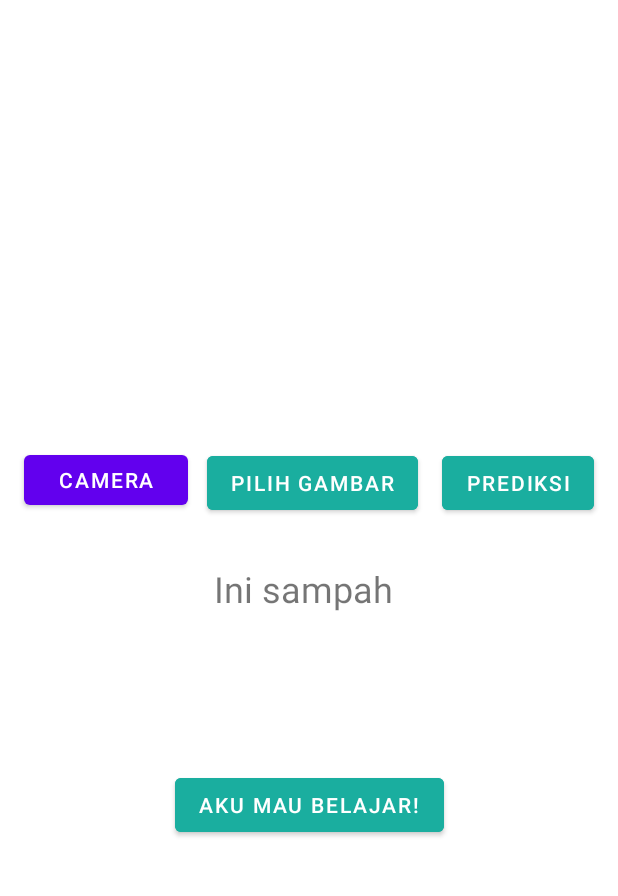
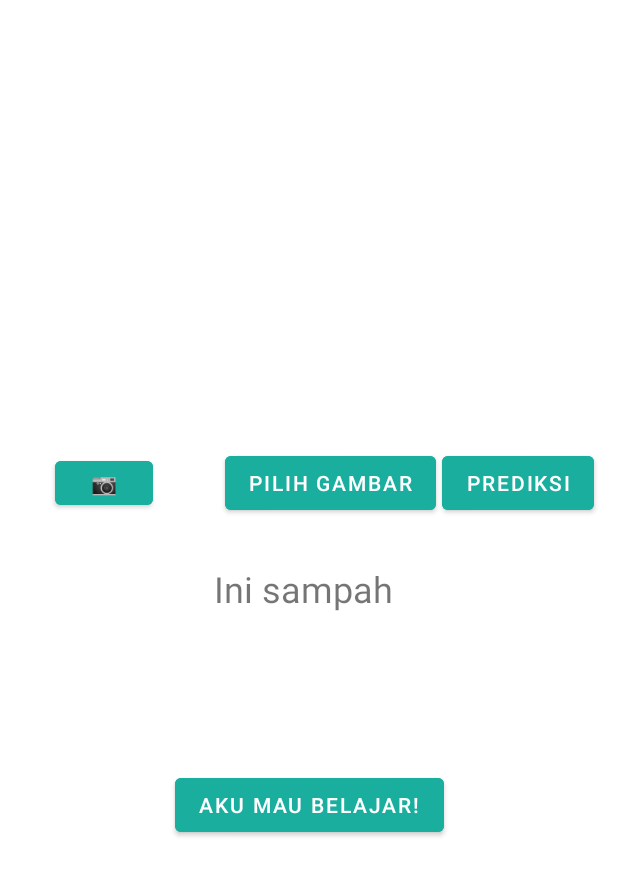
Before and after one commit to kevinwiwaha/CapstoneBangkit, an Android app: the screen it shows after launch (MainActivity), on a phone screen of 412 x 824 dp, the part 167-1063 px from its top. Run offline under Robolectric (Android 15) with nearby library versions, the phone set to English and light mode, and no system bars; libraries missing offline, so code that uses them is left out: org.tensorflow.lite; pictures from the network do not load.

Commit message:
connecting camera to bitmap, finishing the camera feature

```diff
--- a/Android/imagerecog/app/src/main/res/layout/activity_main.xml
+++ b/Android/imagerecog/app/src/main/res/layout/activity_main.xml
@@ -54,7 +54,7 @@
                 android:id="@+id/button"
                 android:layout_width="wrap_content"
                 android:layout_height="wrap_content"
-                android:layout_marginEnd="16dp"
+                android:layout_marginEnd="4dp"
                 android:backgroundTint="#1AAE9F"
                 android:text="Pilih Gambar"
                 app:layout_constraintBottom_toBottomOf="parent"
@@ -142,15 +142,16 @@
 
             <Button
                 android:id="@+id/button4"
-                android:layout_width="109dp"
-                android:layout_height="45dp"
-                android:text="camera"
-                app:layout_constraintBottom_toBottomOf="@+id/button2"
-                app:layout_constraintEnd_toStartOf="@+id/button2"
-                app:layout_constraintHorizontal_bias="0.086"
+                android:layout_width="65dp"
+                android:layout_height="41dp"
+                android:backgroundTint="#1AAE9F"
+                android:text="📷"
+                app:layout_constraintBottom_toBottomOf="parent"
+                app:layout_constraintEnd_toStartOf="@+id/button"
+                app:layout_constraintHorizontal_bias="0.432"
                 app:layout_constraintStart_toStartOf="parent"
                 app:layout_constraintTop_toBottomOf="@+id/imageView"
-                app:layout_constraintVertical_bias="0.931" />
+                app:layout_constraintVertical_bias="0.167" />
 
         </androidx.constraintlayout.widget.ConstraintLayout>
 
```
Also changed, not shown: Android/imagerecog/app/src/main/java/com/example/imagerecog/MainActivity.kt (+23 -13 lines).
